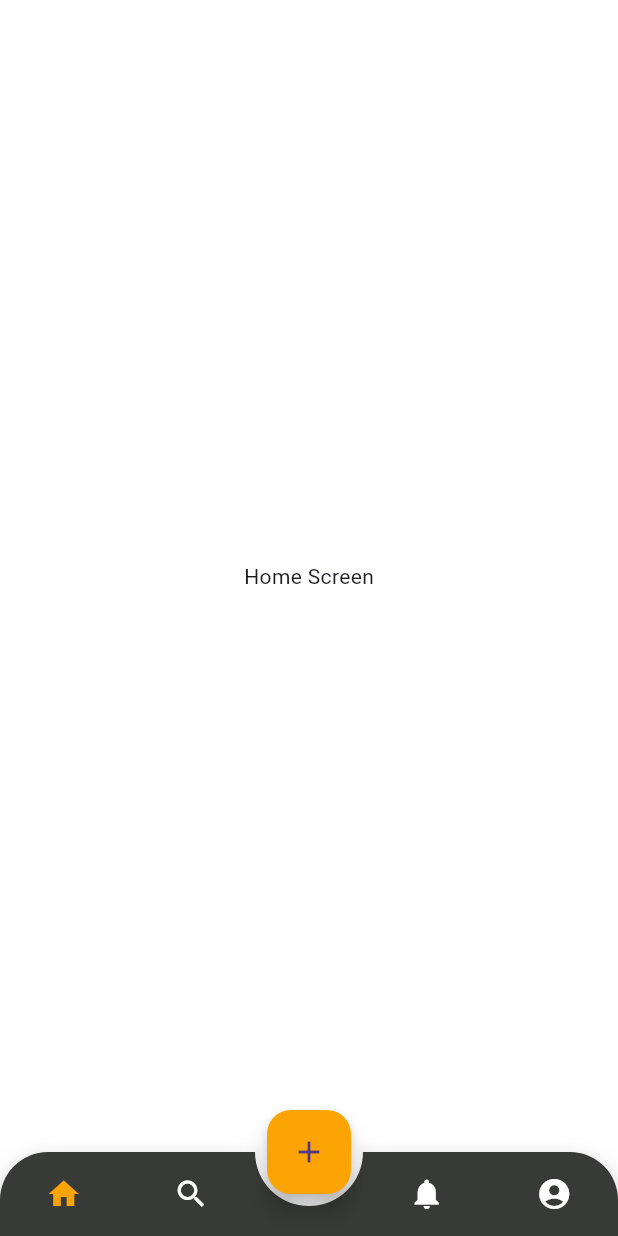
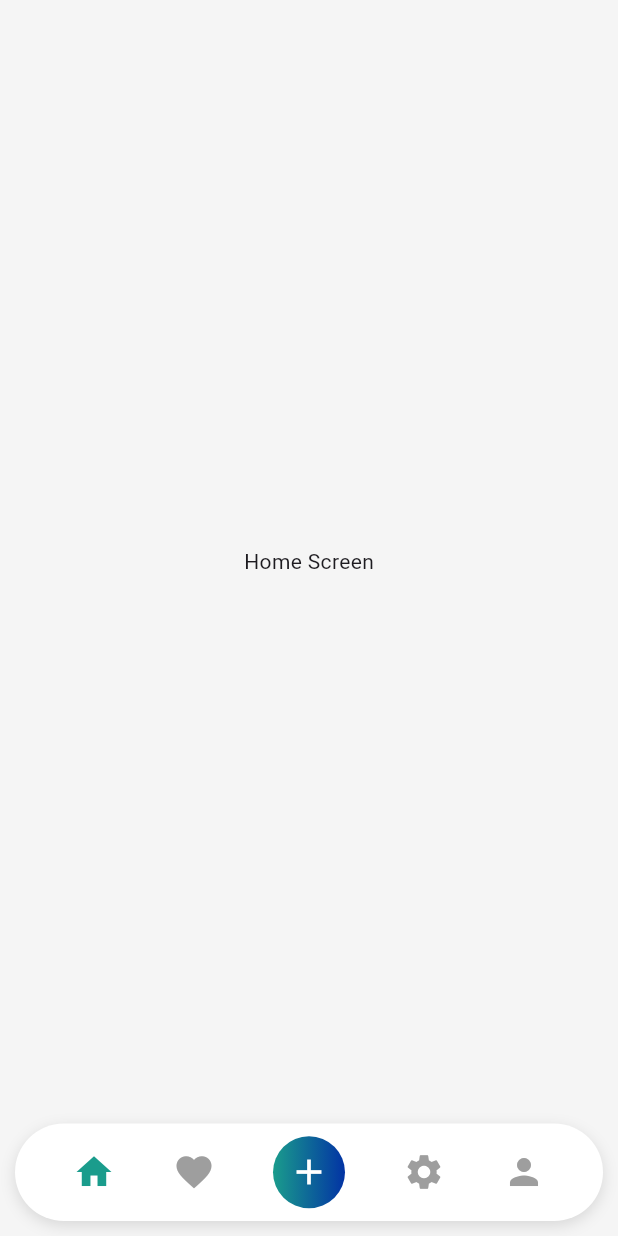
Before and after one commit to AbrarHaider110/Lokate, a Flutter app: the Vercodescreen screen opened directly, after a tap on "Continue", on a phone screen of 412 x 824 dp. Run offline on Flutter 3.47's test engine with Material 3 defaults, Android fonts, the phone set to English and light mode, and no system bars; drawn by our look-alikes of animated_bottom_navigation_bar.

Commit message:
Update Bottom Bar Navigation

```diff
--- a/lib/Screens/Bottom_bar_navigation.dart
+++ b/lib/Screens/Bottom_bar_navigation.dart
@@ -1,50 +1,86 @@
 import 'package:flutter/material.dart';
-import 'package:animated_bottom_navigation_bar/animated_bottom_navigation_bar.dart';
 
-class BottomBarScreen extends StatefulWidget {
+class BottomBarNavigation extends StatefulWidget {
   @override
-  _BottomBarScreenState createState() => _BottomBarScreenState();
+  _BottomBarNavigationState createState() => _BottomBarNavigationState();
 }
 
-class _BottomBarScreenState extends State<BottomBarScreen> {
-  int _bottomNavIndex = 0;
-
-  final List<IconData> iconList = [
-    Icons.home,
-    Icons.search,
-    Icons.notifications,
-    Icons.account_circle,
-  ];
+class _BottomBarNavigationState extends State<BottomBarNavigation> {
+  int _currentIndex = 0;
 
   final List<Widget> _screens = [
     Center(child: Text('Home Screen')),
-    Center(child: Text('Search Screen')),
-    Center(child: Text('Notifications Screen')),
+    Center(child: Text('Favorites Screen')),
+    Center(child: Text('Add Action')),
+    Center(child: Text('Settings Screen')),
     Center(child: Text('Profile Screen')),
   ];
+
+  final Color selectedColor = Color(0xFF1A9C8C);
+  final List<Color> gradientColors = [Color(0xFF1A9C8C), Color(0xFF0233A4)];
+
+  void _onTabSelected(int index) {
+    setState(() => _currentIndex = index);
+  }
 
   @override
   Widget build(BuildContext context) {
     return Scaffold(
-      backgroundColor: Colors.white,
-      body: _screens[_bottomNavIndex],
-      floatingActionButton: FloatingActionButton(
-        backgroundColor: Color(0xFFFCA403),
-        child: Icon(Icons.add),
-        onPressed: () {},
+      backgroundColor: Colors.grey[100],
+      body: _screens[_currentIndex],
+      bottomNavigationBar: Container(
+        height: 65,
+        margin: const EdgeInsets.only(left: 10, right: 10, bottom: 10),
+        decoration: BoxDecoration(
+          color: Colors.white,
+          borderRadius: BorderRadius.circular(36),
+          boxShadow: [
+            BoxShadow(
+              color: Colors.black12,
+              blurRadius: 8,
+              offset: Offset(0, 3),
+            ),
+          ],
+        ),
+        child: Row(
+          mainAxisAlignment: MainAxisAlignment.spaceEvenly,
+          children: [
+            _buildNavIcon(Icons.home, 0),
+            _buildNavIcon(Icons.favorite, 1),
+            _buildAlwaysFilledAddIcon(2),
+            _buildNavIcon(Icons.settings, 3),
+            _buildNavIcon(Icons.person, 4),
+          ],
+        ),
       ),
-      floatingActionButtonLocation: FloatingActionButtonLocation.centerDocked,
-      bottomNavigationBar: AnimatedBottomNavigationBar(
-        icons: iconList,
-        activeIndex: _bottomNavIndex,
-        gapLocation: GapLocation.center,
-        notchSmoothness: NotchSmoothness.verySmoothEdge,
-        leftCornerRadius: 32,
-        rightCornerRadius: 32,
-        backgroundColor: Color(0xFF383A37),
-        activeColor: Color(0xFFFCA403),
-        inactiveColor: Colors.white,
-        onTap: (index) => setState(() => _bottomNavIndex = index),
+    );
+  }
+
+  Widget _buildNavIcon(IconData icon, int index) {
+    final isSelected = _currentIndex == index;
+    return GestureDetector(
+      onTap: () => _onTabSelected(index),
+      child: Icon(
+        icon,
+        color: isSelected ? selectedColor : Colors.grey,
+        size: 28,
+      ),
+    );
+  }
+
+  Widget _buildAlwaysFilledAddIcon(int index) {
+    return GestureDetector(
+      onTap: () => _onTabSelected(index),
+      child: Container(
+        height: 48,
+        width: 48,
+        decoration: BoxDecoration(
+          gradient: LinearGradient(colors: gradientColors),
+          shape: BoxShape.circle,
+        ),
+        child: const Center(
+          child: Icon(Icons.add, color: Colors.white, size: 28),
+        ),
       ),
     );
   }
--- a/lib/Screens/SignUpScreen.dart
+++ b/lib/Screens/SignUpScreen.dart
@@ -118,7 +118,7 @@ class _SignupscreenState extends State<Signupscreen>
                 duration: const Duration(seconds: 1),
                 child: ClipOval(
                   child: Image.asset(
-                    'assets/SplashScreenlogo.jpg',
+                    'assets/authimg.jpg',
                     width: 120,
                     height: 120,
                     fit: BoxFit.cover,
--- a/lib/Screens/loginScreen.dart
+++ b/lib/Screens/loginScreen.dart
@@ -67,7 +67,7 @@ class _LoginscreenState extends State<Loginscreen>
 
         Navigator.pushReplacement(
           context,
-          MaterialPageRoute(builder: (context) => BottomBarScreen()),
+          MaterialPageRoute(builder: (context) => BottomBarNavigation()),
         );
       } else {
         String errorMessage = 'Login failed';
@@ -113,7 +113,7 @@ class _LoginscreenState extends State<Loginscreen>
                   duration: const Duration(seconds: 1),
                   child: ClipOval(
                     child: Image.asset(
-                      'assets/SplashScreenlogo.jpg',
+                      'assets/authimg.jpg',
                       width: 120,
                       height: 120,
                       fit: BoxFit.cover,
--- a/lib/Screens/verification_code_screen.dart
+++ b/lib/Screens/verification_code_screen.dart
@@ -41,7 +41,6 @@ class Vercodescreen extends StatelessWidget {
             ),
             SizedBox(height: screenheight * 0.02),
 
-            // Gradient Button
             SizedBox(
               width: screenwidth * 0.8,
               height: screenheight * 0.06,
@@ -49,7 +48,9 @@ class Vercodescreen extends StatelessWidget {
                 onPressed: () {
                   Navigator.pushReplacement(
                     context,
-                    MaterialPageRoute(builder: (context) => BottomBarScreen()),
+                    MaterialPageRoute(
+                      builder: (context) => BottomBarNavigation(),
+                    ),
                   );
                 },
                 style: ElevatedButton.styleFrom(
--- a/lib/main.dart
+++ b/lib/main.dart
@@ -1,11 +1,9 @@
 import 'dart:io';
 import 'package:flutter/material.dart';
 import 'package:my_app/Screens/Splashscreen.dart';
-import 'package:my_app/Screens/verification_code_screen.dart';
 import 'package:my_app/provider/password_provider.dart';
 import 'package:provider/provider.dart';
 
-// 👇 Bypass SSL certificate validation (Development ONLY)
 class MyHttpOverrides extends HttpOverrides {
   @override
   HttpClient createHttpClient(SecurityContext? context) {
--- a/pubspec.yaml
+++ b/pubspec.yaml
@@ -37,7 +37,7 @@ dependencies:
   cupertino_icons: ^1.0.8
   font_awesome_flutter: ^10.8.0
   provider: ^6.1.5
-  animated_bottom_navigation_bar: ^1.4.0
+  dot_navigation_bar: ^1.0.2
   http: ^1.4.0
 
 dev_dependencies:
@@ -67,6 +67,7 @@ flutter:
   #   - images/a_dot_burr.jpeg
   #   - images/a_dot_ham.jpeg
       - assets/SplashScreenlogo.png
+      - assets/authimg.jpg
 
   # An image asset can refer to one or more resolution-specific "variants", see
   # https://flutter.dev/to/resolution-aware-images
```
Also changed, not shown: assets/authimg.jpg (added), lib/Screens/profile.dart (added), pubspec.lock, 1 other file.
